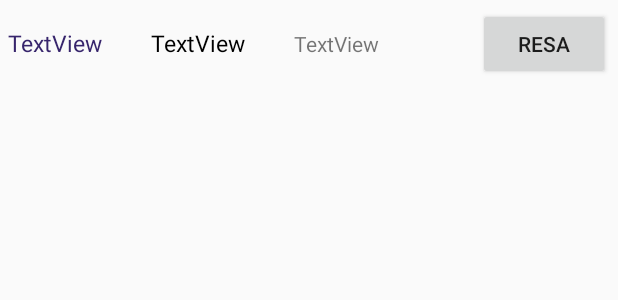
After one commit to niavok/poule, an Android app: the layout resa_activity_view.xml on its own in the app's theme, with its tools: preview values and no code run, on a phone screen of 412 x 824 dp. The commit adds this screen. Shown: the top 300 px of the screen. Run offline under Robolectric (Android 15) with nearby library versions, the phone set to English and light mode, and no system bars.

Commit message:
Add resa list in main activity

```diff
--- a/app/src/main/java/com/niavok/poule/GsSession.java
+++ b/app/src/main/java/com/niavok/poule/GsSession.java
@@ -71,7 +71,7 @@ class GsSession {
 
             urlConnection.connect();
 
-            // Get cookies from responses and save into the cookie manager
+            // Get cookies from responses and saveLogin into the cookie manager
             List<String> cookieList = urlConnection.getHeaderFields().get("Set-Cookie");
             if (cookieList != null) {
                 for (String cookieTemp : cookieList) {
@@ -116,7 +116,7 @@ class GsSession {
 
             urlConnection.connect();
 
-            // Get cookies from responses and save into the cookie manager
+            // Get cookies from responses and saveLogin into the cookie manager
             List<String> cookieList = urlConnection.getHeaderFields().get("Set-Cookie");
             if (cookieList != null) {
                 for (String cookieTemp : cookieList) {
--- a/app/src/main/java/com/niavok/poule/SettingsActivity.java
+++ b/app/src/main/java/com/niavok/poule/SettingsActivity.java
@@ -192,7 +192,7 @@ public class SettingsActivity extends AppCompatActivity {
             if (success) {
                 loginStatus(true);
 
-                mConfig.save(mEmailView.getText().toString(),
+                mConfig.saveLogin(mEmailView.getText().toString(),
                         mPasswordView.getText().toString(),
                         mSecurityView.getText().toString());
             } else {
--- /dev/null
+++ b/app/src/main/res/layout/resa_activity_view.xml
@@ -0,0 +1,58 @@
+<?xml version="1.0" encoding="utf-8"?>
+<LinearLayout xmlns:android="http://schemas.android.com/apk/res/android"
+    android:layout_width="match_parent"
+    android:layout_height="match_parent"
+    android:layout_margin="5dp">
+
+    <TextView
+        android:id="@+id/textViewTime"
+        android:layout_width="wrap_content"
+        android:layout_height="wrap_content"
+        android:layout_weight="1"
+        android:textColor="@color/colorPrimaryDark"
+        android:textSize="15dp"
+        android:text="TextView" />
+
+    <TextView
+        android:id="@+id/textViewLevel"
+        android:layout_width="wrap_content"
+        android:layout_height="wrap_content"
+        android:layout_weight="1"
+        android:layout_marginLeft="5dp"
+        android:textSize="15dp"
+        android:textColor="#000000"
+        android:text="TextView" />
+
+    <TextView
+        android:id="@+id/textViewLocation"
+        android:layout_width="wrap_content"
+        android:layout_height="wrap_content"
+        android:layout_weight="1"
+        android:layout_marginLeft="5dp"
+        android:text="TextView" />
+
+    <TextView
+        android:id="@+id/textViewStatus"
+        android:layout_width="wrap_content"
+        android:layout_height="wrap_content"
+        android:layout_weight="1"
+        android:layout_marginLeft="5dp"
+        android:textColor="@color/colorPrimaryDark"
+        android:text="" />
+    <Button
+        android:id="@+id/buttonResa"
+        android:layout_width="wrap_content"
+        android:layout_height="wrap_content"
+        android:layout_weight="0"
+        android:layout_marginLeft="5dp"
+        android:text="Resa" />
+
+    <Button
+        android:id="@+id/buttonCancel"
+        android:layout_width="wrap_content"
+        android:layout_height="wrap_content"
+        android:layout_weight="0"
+        android:layout_marginLeft="5dp"
+        android:visibility="gone"
+        android:text="Cancel" />
+</LinearLayout>
```
Also changed, not shown: app/src/main/java/com/niavok/poule/AddActivity.java (+21 -1 lines), app/src/main/java/com/niavok/poule/GsActivity.java (+27 -0 lines), app/src/main/java/com/niavok/poule/GsDay.java (+23 -0 lines), app/src/main/java/com/niavok/poule/GsLocation.java (+22 -0 lines), app/src/main/java/com/niavok/poule/MainActivity.java (+44 -0 lines), app/src/main/java/com/niavok/poule/PouleConfig.java (+76 -1 lines), app/src/main/res/layout/content_main.xml (+12 -8 lines).
